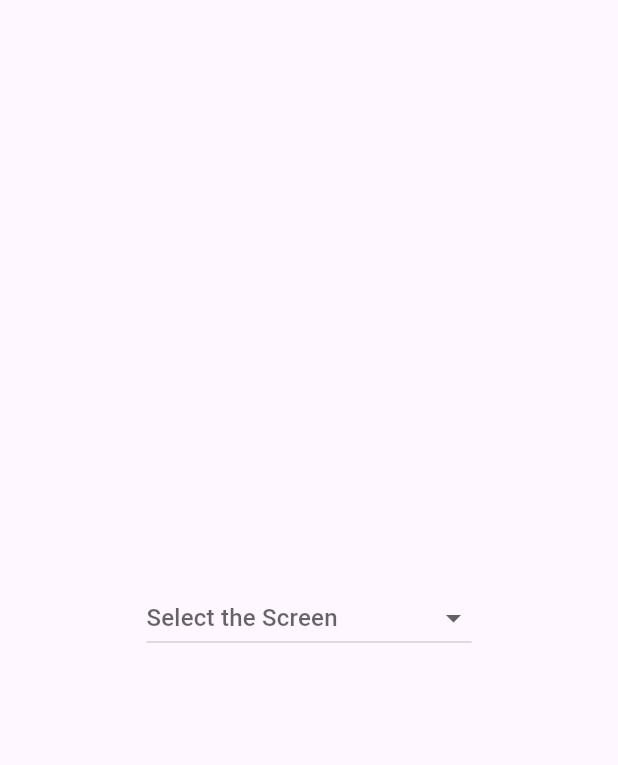
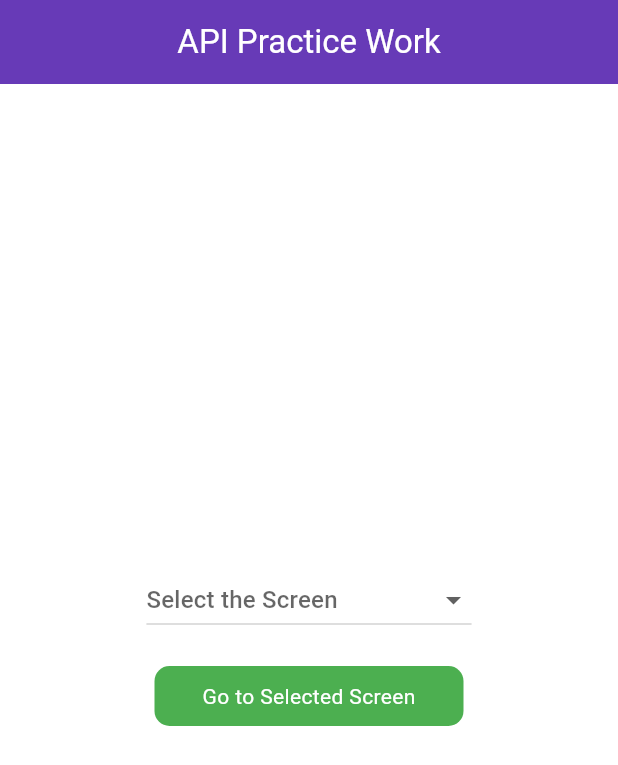
Before and after one commit to HamzaIqbalMughal/flutter_practice_working_with_api, a Flutter app: the screen it shows after launch, on a phone screen of 412 x 824 dp. Shown: the top 765 px of the screen. Run offline on Flutter 3.47's test engine with Material 2 defaults, Android fonts, the phone set to English and light mode, and no system bars; our stand-ins replace fluttertoast, image_picker, modal_progress_hud_nsn.

Commit message:
added homeScreen with dropDown for screens.

```diff
--- a/lib/home_screen.dart
+++ b/lib/home_screen.dart
@@ -1,5 +1,13 @@
 import 'package:flutter/material.dart';
+import 'package:flutter_practice_working_with_api/drop_down_api_screen.dart';
+import 'package:flutter_practice_working_with_api/example_five_screen.dart';
+import 'package:flutter_practice_working_with_api/example_four_screen.dart';
 import 'package:flutter_practice_working_with_api/example_one.dart';
+import 'package:flutter_practice_working_with_api/example_three_screen.dart';
+import 'package:flutter_practice_working_with_api/example_two_screen.dart';
+import 'package:flutter_practice_working_with_api/signup_screen.dart';
+import 'package:flutter_practice_working_with_api/upload_image_screen.dart';
+import 'package:fluttertoast/fluttertoast.dart';
 
 class HomeScreen extends StatefulWidget {
   const HomeScreen({super.key});
@@ -13,7 +21,9 @@ class HomeScreen extends StatefulWidget {
 class _HomeScreenState extends State<HomeScreen> {
   List<ScreenModel> screensList = [];
 
-  String selectedValue='se';
+  // String selectedValue='se';
+  var selectedValue;
+  late String selectedRoute;
 
   void populateScreenList() {
     screensList.clear();
@@ -29,15 +39,23 @@ class _HomeScreenState extends State<HomeScreen> {
 
   @override
   Widget build(BuildContext context) {
-
     populateScreenList();
 
     return Scaffold(
-
+      backgroundColor: Colors.white,
+      appBar: AppBar(
+        title: Text('API Practice Work', style: TextStyle(color: Colors.white),),
+        centerTitle: true,
+        backgroundColor: Colors.deepPurple,
+      ),
       body: SafeArea(
         child: Center(
-        child: DropdownButton(
-          // value: selectedValue,
+          child: Column(
+            mainAxisAlignment: MainAxisAlignment.center,
+            crossAxisAlignment: CrossAxisAlignment.center,
+            children: [
+              DropdownButton(
+                value: selectedValue,
                 hint: Text('Select the Screen'),
                 items: screensList.map((e) {
                   return DropdownMenuItem(
@@ -46,10 +64,8 @@ class _HomeScreenState extends State<HomeScreen> {
                   );
                 }).toList(),
                 onChanged: (value) {
-            selectedValue != value;
-            setState(() {
-
-            });
+                  selectedValue = value;
+                  setState(() {});
                 },
                 // items: [
                 //   DropdownMenuItem(
@@ -58,7 +74,56 @@ class _HomeScreenState extends State<HomeScreen> {
                 //   )
                 // ],
               ),
-      )),
+              InkWell(
+                onTap: () {
+                  if(selectedValue == null){
+                    Fluttertoast.showToast(msg: 'Please select any screen.');
+                  }
+                  else{
+                    switch (selectedValue) {
+                      case '1':
+                        selectedRoute = ExampleOne.screen_id;
+                        break;
+                      case '2':
+                        selectedRoute = ExampleTwoScreen.screen_id;
+                        break;
+                      case '3':
+                        selectedRoute = ExampleThreeScreen.screen_id;
+                        break;
+                      case '4':
+                        selectedRoute = ExampleFourScreen.screen_id;
+                        break;
+                      case '5':
+                        selectedRoute = ExampleFiveScreen.screen_id;
+                        break;
+                      case '6':
+                        selectedRoute = DropDownAPIScreen.screen_id;
+                        break;
+                      case '7':
+                        selectedRoute = SignUpScreen.screen_id;
+                        break;
+                      case '8':
+                        selectedRoute = UploadImageScreen.screen_id;
+                        break;
+                    }
+                    Navigator.pushNamed(context, selectedRoute);
+                  }
+                },
+                child: Container(
+                  margin: EdgeInsets.all(20),
+                  height: 40,
+                  width: MediaQuery.of(context).size.width * 0.5,
+                  decoration: BoxDecoration(
+                    color: Colors.green,
+                    borderRadius: BorderRadius.circular(10),
+                  ),
+                  child: Center(child: Text('Go to Selected Screen' , style: TextStyle(color: Colors.white),)),
+                ),
+              )
+            ],
+          ),
+        ),
+      ),
     );
   }
 }
```
Also changed, not shown: lib/drop_down_api_screen.dart (+20 -11 lines). Lines whose indentation alone changed are shown as unchanged.
